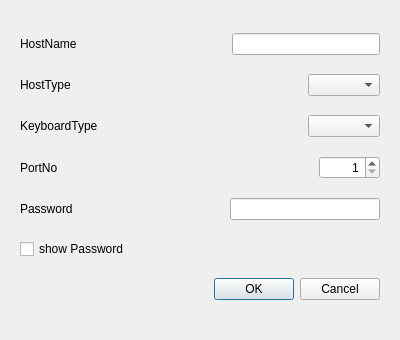
funfun-dc5/qtbrynhildr, file src/GUI/connect_to_server_dialog.ui: the form before one commit.
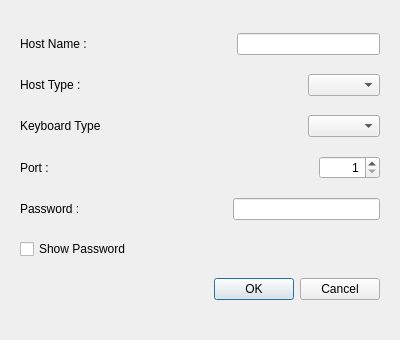
The form after the commit.

Commit message: fixed strings for GUI in English

```diff
--- a/src/GUI/connect_to_server_dialog.ui
+++ b/src/GUI/connect_to_server_dialog.ui
@@ -28,7 +28,7 @@
       <item>
        <widget class="QLabel" name="label_hostname">
         <property name="text">
-         <string>HostName</string>
+         <string>Host Name :</string>
         </property>
         <property name="buddy">
          <cstring>lineEdit_hostname</cstring>
@@ -58,7 +58,7 @@
       <item>
        <widget class="QLabel" name="label_hosttype">
         <property name="text">
-         <string>HostType</string>
+         <string>Host Type :</string>
         </property>
         <property name="buddy">
          <cstring>comboBox_hosttype</cstring>
@@ -88,7 +88,7 @@
       <item>
        <widget class="QLabel" name="label_keyboardtype">
         <property name="text">
-         <string>KeyboardType</string>
+         <string>Keyboard Type</string>
         </property>
         <property name="buddy">
          <cstring>comboBox_keyboardtype</cstring>
@@ -118,7 +118,7 @@
       <item>
        <widget class="QLabel" name="label_portno">
         <property name="text">
-         <string>PortNo</string>
+         <string>Port :</string>
         </property>
         <property name="buddy">
          <cstring>spinBox_portno</cstring>
@@ -161,7 +161,7 @@
       <item>
        <widget class="QLabel" name="label_password">
         <property name="text">
-         <string>Password</string>
+         <string>Password :</string>
         </property>
         <property name="buddy">
          <cstring>lineEdit_password</cstring>
@@ -199,7 +199,7 @@
     <item>
      <widget class="QCheckBox" name="checkBox_showPassword">
       <property name="text">
-       <string>show Password</string>
+       <string>Show Password</string>
       </property>
      </widget>
     </item>
```
Left out of the diff: 2 changed lines with no effect on the pictures. The commit also changes 5 other files.
